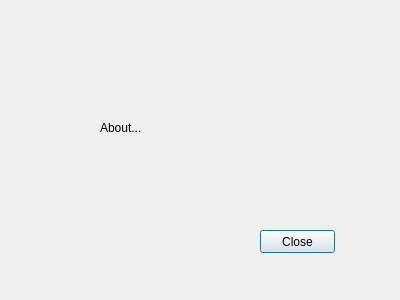
Above: aboutdialog.ui from JulienBordaz/SchrodingerSandbox before the change. Below: the same form after it.
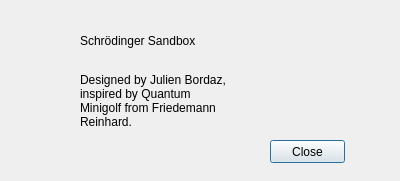
That is the form after the change.

Commit message: About/Help

What changed in the file:
```diff
--- a/aboutdialog.ui
+++ b/aboutdialog.ui
@@ -7,7 +7,7 @@
     <x>0</x>
     <y>0</y>
     <width>400</width>
-    <height>300</height>
+    <height>181</height>
    </rect>
   </property>
   <property name="windowTitle">
@@ -16,8 +16,8 @@
   <widget class="QPushButton" name="closeButton">
    <property name="geometry">
     <rect>
-     <x>260</x>
-     <y>230</y>
+     <x>270</x>
+     <y>140</y>
      <width>75</width>
      <height>23</height>
     </rect>
@@ -29,14 +29,39 @@
   <widget class="QLabel" name="label">
    <property name="geometry">
     <rect>
-     <x>100</x>
-     <y>120</y>
+     <x>80</x>
+     <y>30</y>
      <width>221</width>
-     <height>16</height>
+     <height>21</height>
     </rect>
    </property>
    <property name="text">
-    <string>About...</string>
+    <string>Schrödinger Sandbox</string>
+   </property>
+   <property name="textFormat">
+    <enum>Qt::AutoText</enum>
+   </property>
+  </widget>
+  <widget class="QLabel" name="label_2">
+   <property name="geometry">
+    <rect>
+     <x>80</x>
+     <y>70</y>
+     <width>151</width>
+     <height>61</height>
+    </rect>
+   </property>
+   <property name="acceptDrops">
+    <bool>false</bool>
+   </property>
+   <property name="text">
+    <string>Designed by Julien Bordaz, inspired by Quantum Minigolf from Friedemann Reinhard.</string>
+   </property>
+   <property name="scaledContents">
+    <bool>false</bool>
+   </property>
+   <property name="wordWrap">
+    <bool>true</bool>
    </property>
   </widget>
  </widget>
```
The commit also changes 2 other files.
